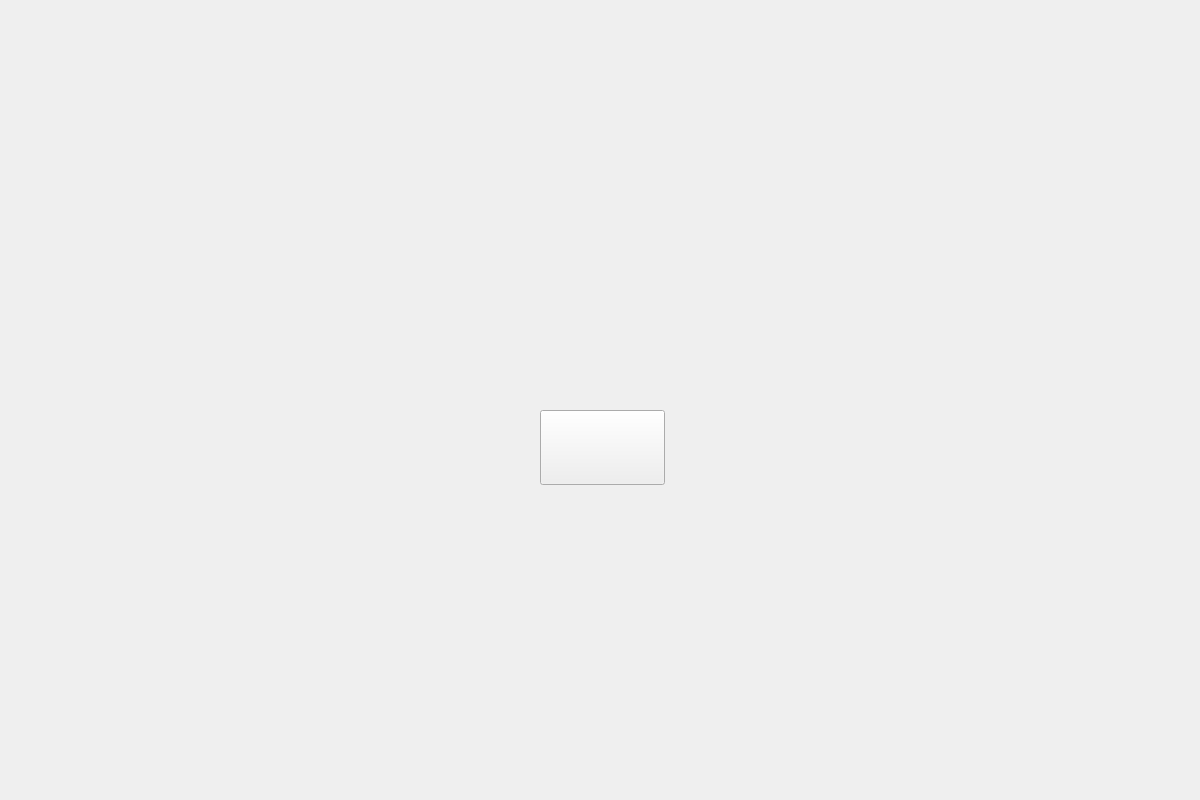
Before: the Qt Designer form app/pregame.ui in ce-itcr/Gladiators-GBP, drawn with Qt 5.
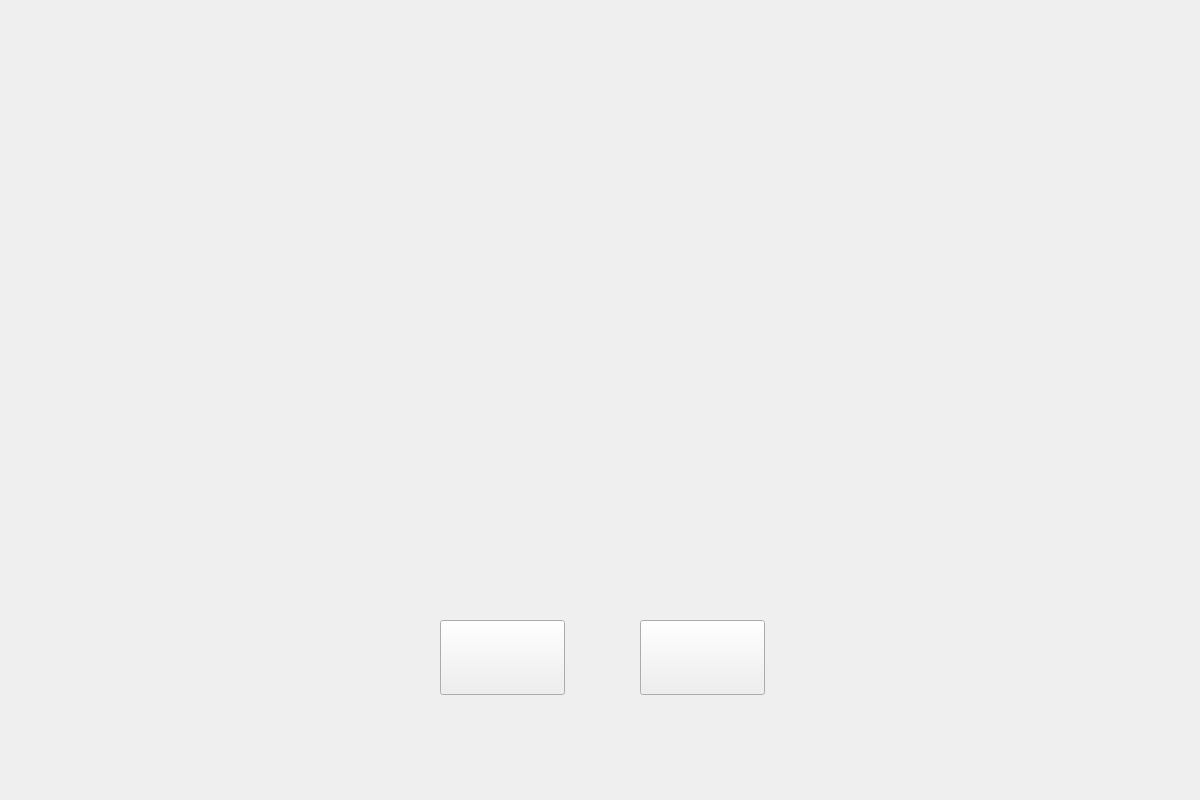
After: the same form once the commit is applied. Icons and pictures are not drawn.

Patch:
```diff
--- a/app/pregame.ui
+++ b/app/pregame.ui
@@ -23,8 +23,8 @@
   <widget class="QPushButton" name="playGame">
    <property name="geometry">
     <rect>
-     <x>540</x>
-     <y>410</y>
+     <x>640</x>
+     <y>620</y>
      <width>125</width>
      <height>75</height>
     </rect>
@@ -49,7 +49,26 @@
     </rect>
    </property>
    <property name="styleSheet">
-    <string notr="true">background-image: url(:/img/backgrounds/5.jpg);</string>
+    <string notr="true">background-image: url(:/img/backgrounds/2.jpg);</string>
+   </property>
+   <property name="text">
+    <string/>
+   </property>
+  </widget>
+  <widget class="QPushButton" name="backButton">
+   <property name="geometry">
+    <rect>
+     <x>440</x>
+     <y>620</y>
+     <width>125</width>
+     <height>75</height>
+    </rect>
+   </property>
+   <property name="styleSheet">
+    <string notr="true">background-color: transparent;
+border-image: url(:/img/buttons/back_button.png);
+background: none;
+background-repeat: none;</string>
    </property>
    <property name="text">
     <string/>
```
Left out of the diff: 1 changed line with no effect on the pictures.
